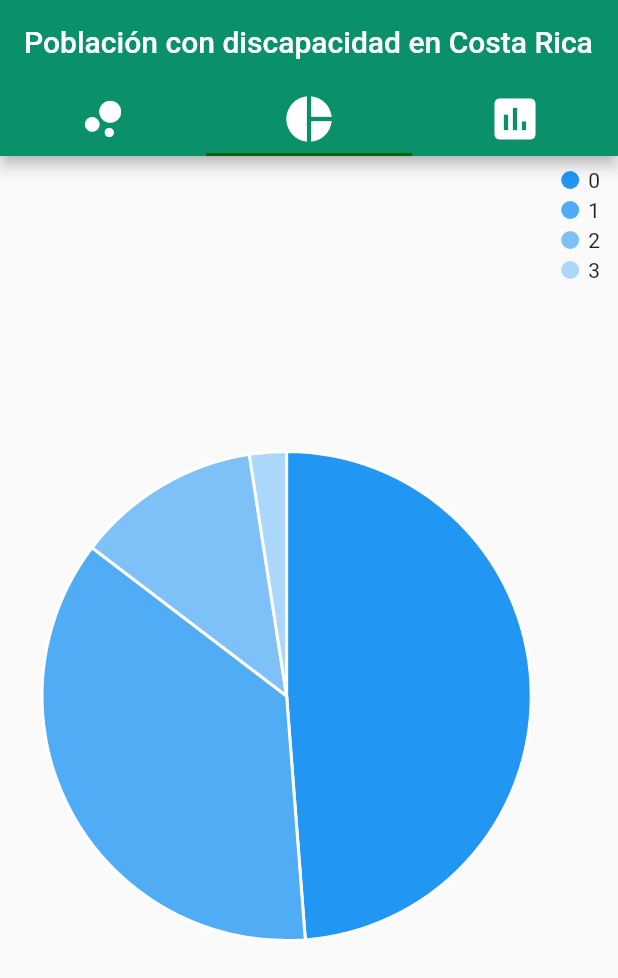
After one commit to palpizarm/mobile_visualization_project, a Flutter app: the screen it shows after launch, tab 2 chosen, on a phone screen of 412 x 824 dp. The commit adds this screen. Shown: the top 978 px of the screen. Run offline on Flutter 3.47's test engine with Material 2 defaults, Android fonts, the phone set to English and light mode, and no system bars; our stand-ins replace charts_flutter, font_awesome_flutter.

Commit message:
[new]Pie chart with legend and length

```diff
--- a/mobile_visualization_project/lib/homepage.dart
+++ b/mobile_visualization_project/lib/homepage.dart
@@ -1,5 +1,6 @@
 import 'package:flutter/material.dart';
 import 'package:font_awesome_flutter/font_awesome_flutter.dart';
+import 'package:mobile_visualization_project/pie.dart';
 
 class HomePage extends StatefulWidget {
   final Widget child;
@@ -35,6 +36,11 @@ class _HomePageState extends State<HomePage> {
                 ),
                 Padding(
                   padding: EdgeInsets.all(8.0),
+                  child: Container(
+                      child: Center(
+                        child: PieChart(),
+                      )
+                  )
                 ),
                 Padding(
                   padding: EdgeInsets.all(8.0),
--- /dev/null
+++ b/mobile_visualization_project/lib/pie.dart
@@ -0,0 +1,77 @@
+import 'package:flutter/material.dart';
+import 'package:charts_flutter/flutter.dart' as charts;
+
+/// Example that shows how to build a datum legend that shows measure values.
+///
+/// Also shows the option to provide a custom measure formatter.
+class PieChart extends StatelessWidget {
+  List<charts.Series> seriesList;
+
+  PieChart(){
+    seriesList = _createSampleData();
+  }
+
+
+  @override
+  Widget build(BuildContext context) {
+    return new charts.PieChart(
+      seriesList,
+      animate: true,
+      // Add the legend behavior to the chart to turn on legends.
+      // This example shows how to optionally show measure and provide a custom
+      // formatter.
+      behaviors: [
+        new charts.DatumLegend(
+          // Positions for "start" and "end" will be left and right respectively
+          // for widgets with a build context that has directionality ltr.
+          // For rtl, "start" and "end" will be right and left respectively.
+          // Since this example has directionality of ltr, the legend is
+          // positioned on the right side of the chart.
+          position: charts.BehaviorPosition.end,
+          // By default, if the position of the chart is on the left or right of
+          // the chart, [horizontalFirst] is set to false. This means that the
+          // legend entries will grow as new rows first instead of a new column.
+          horizontalFirst: false,
+          // This defines the padding around each legend entry.
+          cellPadding: new EdgeInsets.only(right: 4.0, bottom: 4.0),
+          // Set [showMeasures] to true to display measures in series legend.
+          showMeasures: true,
+          // Configure the measure value to be shown by default in the legend.
+          legendDefaultMeasure: charts.LegendDefaultMeasure.firstValue,
+          // Optionally provide a measure formatter to format the measure value.
+          // If none is specified the value is formatted as a decimal.
+          measureFormatter: (num value) {
+            return value == null ? '-' : '${value}k';
+          },
+        ),
+      ],
+    );
+  }
+
+  /// Create series list with one series
+  List<charts.Series<LinearSales, int>> _createSampleData() {
+    final data = [
+      new LinearSales(0, 100),
+      new LinearSales(1, 75),
+      new LinearSales(2, 25),
+      new LinearSales(3, 5),
+    ];
+
+    return [
+      new charts.Series<LinearSales, int>(
+        id: 'Sales',
+        domainFn: (LinearSales sales, _) => sales.year,
+        measureFn: (LinearSales sales, _) => sales.sales,
+        data: data,
+      )
+    ];
+  }
+}
+
+/// Sample linear data type.
+class LinearSales {
+  final int year;
+  final int sales;
+
+  LinearSales(this.year, this.sales);
+}
```
